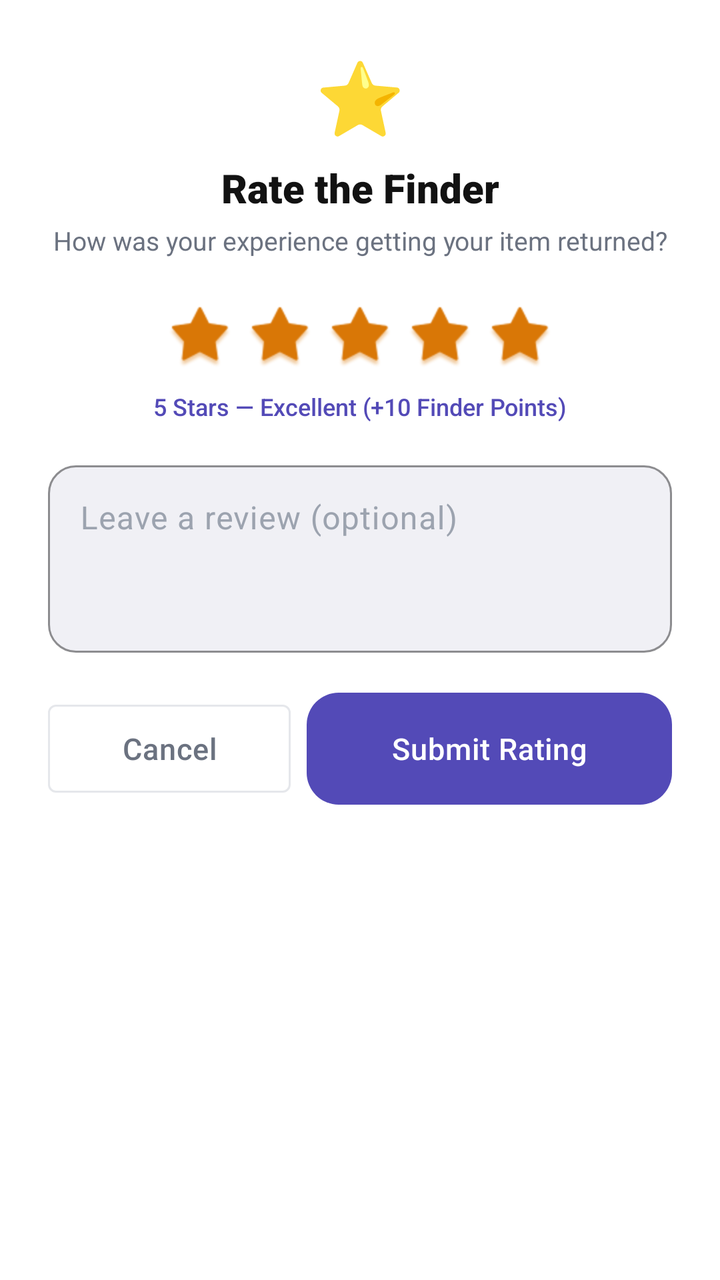
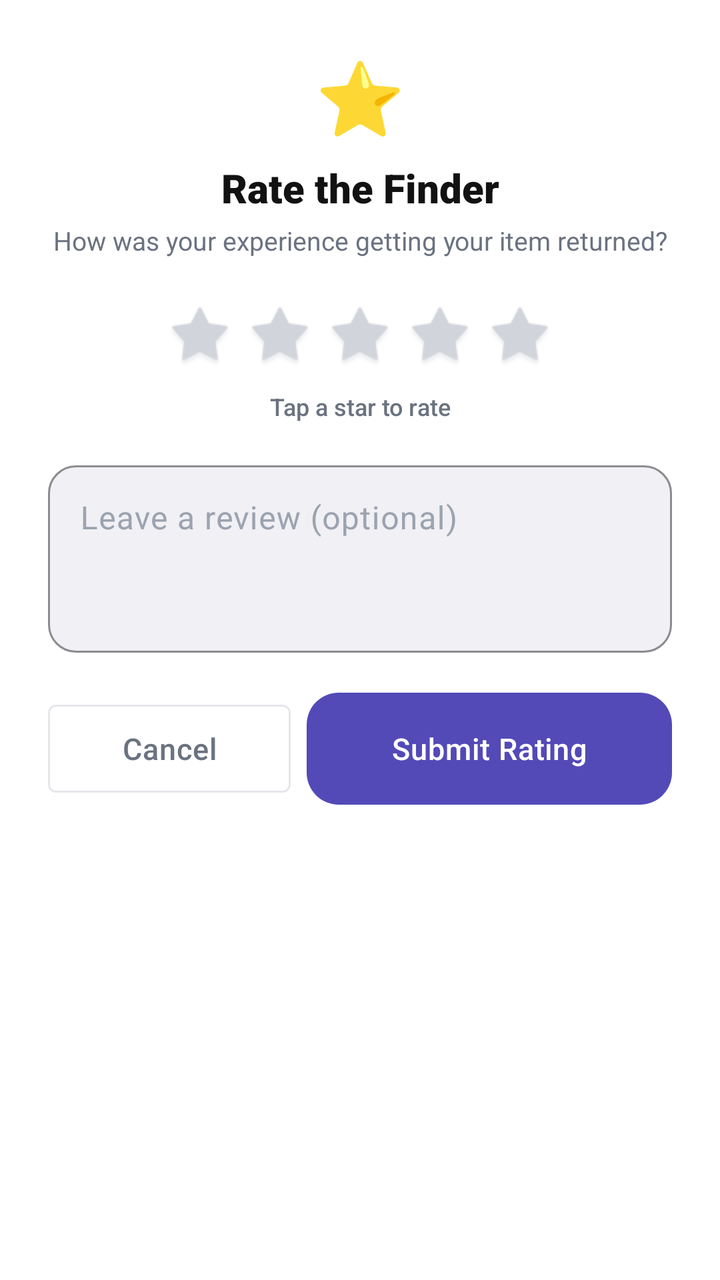

Compare the two renders of this Android layout. The source of the first and the diff that turns it into the second are given below.
<!-- AndroidManifest.xml: application theme Theme.Findora -->
<!-- res/layout/dialog_rate_finder.xml -->
<?xml version="1.0" encoding="utf-8"?>
<LinearLayout
    xmlns:android="http://schemas.android.com/apk/res/android"
    xmlns:app="http://schemas.android.com/apk/res-auto"
    android:layout_width="match_parent"
    android:layout_height="wrap_content"
    android:orientation="vertical"
    android:padding="24dp"
    android:background="@color/card_background">

    
    <TextView
        android:layout_width="wrap_content"
        android:layout_height="wrap_content"
        android:layout_gravity="center"
        android:text="⭐"
        android:textSize="36sp" />

    <TextView
        android:id="@+id/tvDialogTitle"
        android:layout_width="match_parent"
        android:layout_height="wrap_content"
        android:layout_marginTop="8dp"
        android:gravity="center"
        android:text="Rate the Finder"
        android:textColor="@color/text_dark"
        android:textSize="20sp"
        android:fontFamily="sans-serif-black" />

    <TextView
        android:id="@+id/tvDialogSubtitle"
        android:layout_width="match_parent"
        android:layout_height="wrap_content"
        android:layout_marginTop="4dp"
        android:gravity="center"
        android:text="How was your experience getting your item returned?"
        android:textColor="@color/text_gray"
        android:textSize="13sp" />

    
    <LinearLayout
        android:id="@+id/layoutStars"
        android:layout_width="wrap_content"
        android:layout_height="wrap_content"
        android:layout_gravity="center"
        android:layout_marginTop="20dp"
        android:orientation="horizontal">

        <ImageView
            android:id="@+id/ivStar1"
            android:layout_width="40dp"
            android:layout_height="40dp"
            android:padding="4dp"
            android:src="@android:drawable/star_big_on"
            app:tint="@color/warning_orange" />

        <ImageView
            android:id="@+id/ivStar2"
            android:layout_width="40dp"
            android:layout_height="40dp"
            android:padding="4dp"
            android:src="@android:drawable/star_big_on"
            app:tint="@color/warning_orange" />

        <ImageView
            android:id="@+id/ivStar3"
            android:layout_width="40dp"
            android:layout_height="40dp"
            android:padding="4dp"
            android:src="@android:drawable/star_big_on"
            app:tint="@color/warning_orange" />

        <ImageView
            android:id="@+id/ivStar4"
            android:layout_width="40dp"
            android:layout_height="40dp"
            android:padding="4dp"
            android:src="@android:drawable/star_big_on"
            app:tint="@color/warning_orange" />

        <ImageView
            android:id="@+id/ivStar5"
            android:layout_width="40dp"
            android:layout_height="40dp"
            android:padding="4dp"
            android:src="@android:drawable/star_big_on"
            app:tint="@color/warning_orange" />
    </LinearLayout>

    <TextView
        android:id="@+id/tvRatingHint"
        android:layout_width="match_parent"
        android:layout_height="wrap_content"
        android:layout_marginTop="6dp"
        android:gravity="center"
        android:text="5 Stars — Excellent (+10 Finder Points)"
        android:textColor="@color/primary_purple"
        android:textSize="12sp"
        android:fontFamily="sans-serif-medium" />

    
    <com.google.android.material.textfield.TextInputLayout
        style="@style/Widget.Findora.TextInputLayout"
        android:layout_width="match_parent"
        android:layout_height="wrap_content"
        android:layout_marginTop="16dp"
        android:hint="Leave a review (optional)">

        <com.google.android.material.textfield.TextInputEditText
            android:id="@+id/etReview"
            android:layout_width="match_parent"
            android:layout_height="wrap_content"
            android:inputType="textMultiLine"
            android:lines="3"
            android:gravity="top"
            android:textColor="@color/text_dark"
            android:textColorHint="@color/text_hint" />
    </com.google.android.material.textfield.TextInputLayout>

    <ProgressBar
        android:id="@+id/pbRatingLoading"
        android:layout_width="wrap_content"
        android:layout_height="wrap_content"
        android:layout_gravity="center"
        android:layout_marginTop="12dp"
        android:visibility="gone"
        android:indeterminateTint="@color/primary_purple" />

    
    <LinearLayout
        android:layout_width="match_parent"
        android:layout_height="wrap_content"
        android:layout_marginTop="20dp"
        android:orientation="horizontal">

        <com.google.android.material.button.MaterialButton
            android:id="@+id/btnCancelRating"
            style="@style/Widget.MaterialComponents.Button.OutlinedButton"
            android:layout_width="0dp"
            android:layout_weight="1"
            android:layout_height="@dimen/button_height"
            android:layout_marginEnd="8dp"
            android:text="Cancel"
            android:textColor="@color/text_gray"
            app:strokeColor="@color/card_border" />

        <com.google.android.material.button.MaterialButton
            android:id="@+id/btnSubmitRating"
            style="@style/Widget.Findora.Button"
            android:layout_width="0dp"
            android:layout_weight="1.5"
            android:layout_height="@dimen/button_height"
            android:text="Submit Rating"
            app:backgroundTint="@color/primary_purple" />
    </LinearLayout>

</LinearLayout>
<!-- resources referenced by this layout -->
<resources>
  <color name="card_background">#FFFFFF</color>
  <color name="card_border">#E5E7EB</color>
  <color name="primary_purple">#534AB7</color>
  <color name="text_dark">#121212</color>
  <color name="text_gray">#6B7280</color>
  <color name="text_hint">#9CA3AF</color>
  <color name="warning_orange">#D97706</color>
  <dimen name="button_height">56dp</dimen>
  <style name="Widget.Findora.Button" parent="Widget.Material3.Button">
          <item name="cornerRadius">@dimen/button_corner_radius</item>
          <item name="android:insetTop">0dp</item>
          <item name="android:insetBottom">0dp</item>
          <item name="android:textAllCaps">false</item>
          <item name="android:textSize">@dimen/text_body</item>
          <item name="android:fontFamily">sans-serif-medium</item>
          <item name="android:minHeight">@dimen/button_height</item>
          <item name="android:letterSpacing">0.02</item>
          <item name="backgroundTint">@color/primary_purple</item>
          <item name="android:textColor">@color/white</item>
      </style>
  <dimen name="button_corner_radius">16dp</dimen>
  <dimen name="text_body">15sp</dimen>
  <color name="white">#FFFFFF</color>
  <dimen name="input_corner_radius">14dp</dimen>
  <color name="md_theme_outline">#E5E7EB</color>
  <color name="surface_02">#F0F0F5</color>
  <color name="light_purple">#EEEDFE</color>
  <color name="md_theme_onPrimaryContainer">#3B3482</color>
  <color name="success_green">#16A34A</color>
  <color name="md_theme_onSecondary">#FFFFFF</color>
  <color name="light_green">#DCFCE7</color>
  <color name="error_red">#DC2626</color>
  <color name="md_theme_onError">#FFFFFF</color>
  <color name="screen_background">#F8F7FF</color>
  <color name="surface_01">#FFFFFF</color>
  <style name="Widget.Findora.Card" parent="Widget.Material3.CardView.Elevated">
          <item name="cardCornerRadius">@dimen/card_corner_radius</item>
          <item name="cardElevation">0dp</item>
          <item name="strokeWidth">0dp</item>
          <item name="cardBackgroundColor">@color/card_background</item>
          <item name="rippleColor">@color/primary_purple_10</item>
      </style>
  <style name="Widget.Findora.Chip" parent="Widget.Material3.Chip.Filter">
          <item name="chipCornerRadius">@dimen/chip_corner_radius</item>
          <item name="chipBackgroundColor">@color/chip_bg_colors</item>
          <item name="chipStrokeColor">@color/chip_stroke_colors</item>
          <item name="chipStrokeWidth">1dp</item>
          <item name="android:textColor">@color/chip_text_colors</item>
          <item name="checkedIconVisible">false</item>
          <item name="chipMinHeight">36dp</item>
          <item name="android:textSize">@dimen/text_caption</item>
          <item name="android:textStyle">bold</item>
      </style>
  <style name="Widget.Findora.BottomNav" parent="Widget.MaterialComponents.BottomNavigationView">
          <item name="itemIconTint">@color/nav_item_colors</item>
          <item name="itemTextColor">@color/nav_item_colors</item>
          <item name="itemActiveIndicatorStyle">@style/Widget.Findora.BottomNav.ActiveIndicator</item>
      </style>
  <dimen name="card_corner_radius">20dp</dimen>
  <color name="primary_purple_10">#1A534AB7</color>
  <dimen name="chip_corner_radius">20dp</dimen>
  <dimen name="text_caption">13sp</dimen>
  <style name="Widget.Findora.BottomNav.ActiveIndicator" parent="Widget.Material3.BottomNavigationView.ActiveIndicator">
          <item name="android:color">@color/light_purple</item>
      </style>
  <!-- unchanged entries left out for length: 2 -->
</resources>

<!-- the commit's change to res/layout/dialog_rate_finder.xml (unified diff, before → after) -->
@@ -51,40 +51,40 @@
             android:layout_width="40dp"
             android:layout_height="40dp"
             android:padding="4dp"
-            android:src="@android:drawable/star_big_on"
-            app:tint="@color/warning_orange" />
+            android:src="@android:drawable/star_big_off"
+            app:tint="@color/text_disabled" />
 
         <ImageView
             android:id="@+id/ivStar2"
             android:layout_width="40dp"
             android:layout_height="40dp"
             android:padding="4dp"
-            android:src="@android:drawable/star_big_on"
-            app:tint="@color/warning_orange" />
+            android:src="@android:drawable/star_big_off"
+            app:tint="@color/text_disabled" />
 
         <ImageView
             android:id="@+id/ivStar3"
             android:layout_width="40dp"
             android:layout_height="40dp"
             android:padding="4dp"
-            android:src="@android:drawable/star_big_on"
-            app:tint="@color/warning_orange" />
+            android:src="@android:drawable/star_big_off"
+            app:tint="@color/text_disabled" />
 
         <ImageView
             android:id="@+id/ivStar4"
             android:layout_width="40dp"
             android:layout_height="40dp"
             android:padding="4dp"
-            android:src="@android:drawable/star_big_on"
-            app:tint="@color/warning_orange" />
+            android:src="@android:drawable/star_big_off"
+            app:tint="@color/text_disabled" />
 
         <ImageView
             android:id="@+id/ivStar5"
             android:layout_width="40dp"
             android:layout_height="40dp"
             android:padding="4dp"
-            android:src="@android:drawable/star_big_on"
-            app:tint="@color/warning_orange" />
+            android:src="@android:drawable/star_big_off"
+            app:tint="@color/text_disabled" />
     </LinearLayout>
 
     <TextView
@@ -93,8 +93,8 @@
         android:layout_height="wrap_content"
         android:layout_marginTop="6dp"
         android:gravity="center"
-        android:text="5 Stars — Excellent (+10 Finder Points)"
-        android:textColor="@color/primary_purple"
+        android:text="Tap a star to rate"
+        android:textColor="@color/text_gray"
         android:textSize="12sp"
         android:fontFamily="sans-serif-medium" />
 
<!-- resource entries referenced after the edit -->
@@ -4,9 +4,9 @@
   <color name="card_border">#E5E7EB</color>
   <color name="primary_purple">#534AB7</color>
   <color name="text_dark">#121212</color>
+  <color name="text_disabled">#D1D5DB</color>
   <color name="text_gray">#6B7280</color>
   <color name="text_hint">#9CA3AF</color>
-  <color name="warning_orange">#D97706</color>
   <dimen name="button_height">56dp</dimen>
   <style name="Widget.Findora.Button" parent="Widget.Material3.Button">
           <item name="cornerRadius">@dimen/button_corner_radius</item>
